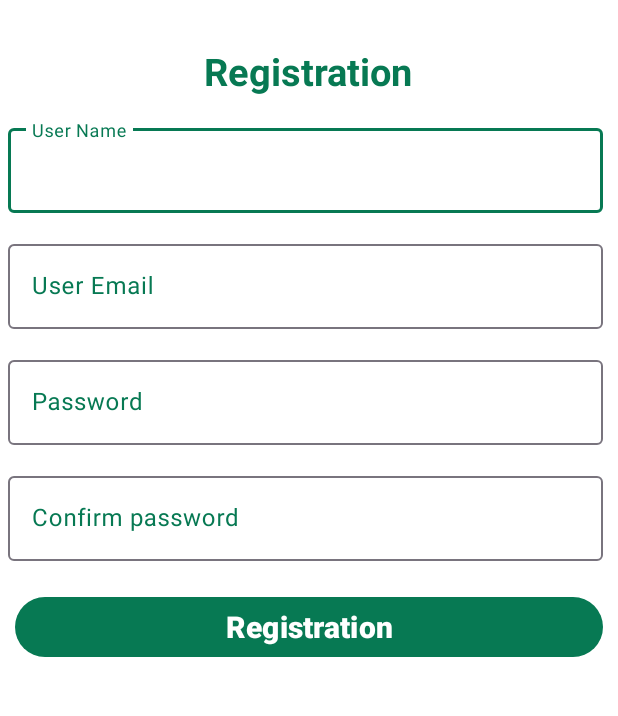
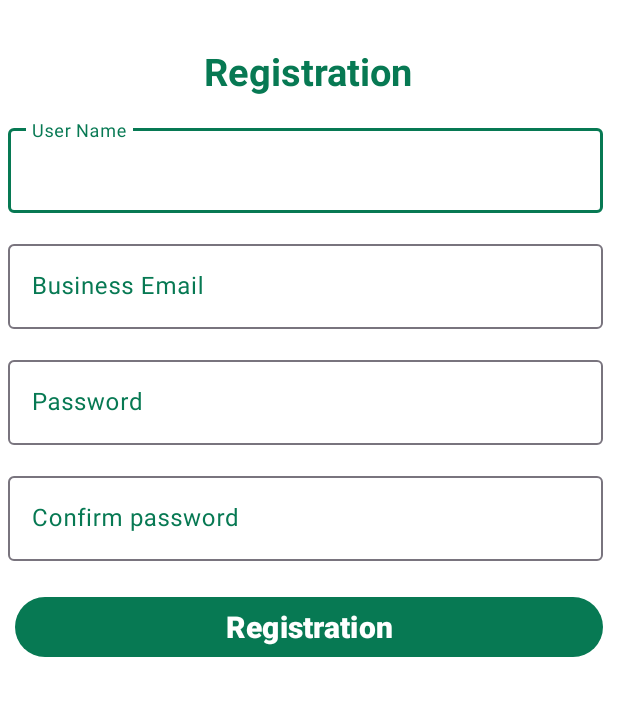
Before and after one commit to RiddhiSGithub/Compostify, an Android app: the RegistrationActivity screen opened directly, with no data from a screen before it, on a phone screen of 412 x 824 dp, the part 161-877 px from its top. Run offline under Robolectric (Android 15) with nearby library versions, the phone set to English and light mode, and no system bars.

Commit message:
Change in string user Email to business email

```diff
--- a/app/src/main/res/values/strings.xml
+++ b/app/src/main/res/values/strings.xml
@@ -3,7 +3,7 @@
     <!-- TODO: Remove or change this placeholder text -->
     <string name="hello_blank_fragment">Hello blank fragment</string>
     <string name="log_in">Log-In</string>
-    <string name="email">User Email</string>
+    <string name="email">Business Email</string>
     <string name="password"> Password</string>
     <string name="forgot_password">Forgot password</string>
     <string name="donot_have_account">Do not have an account</string>
```
